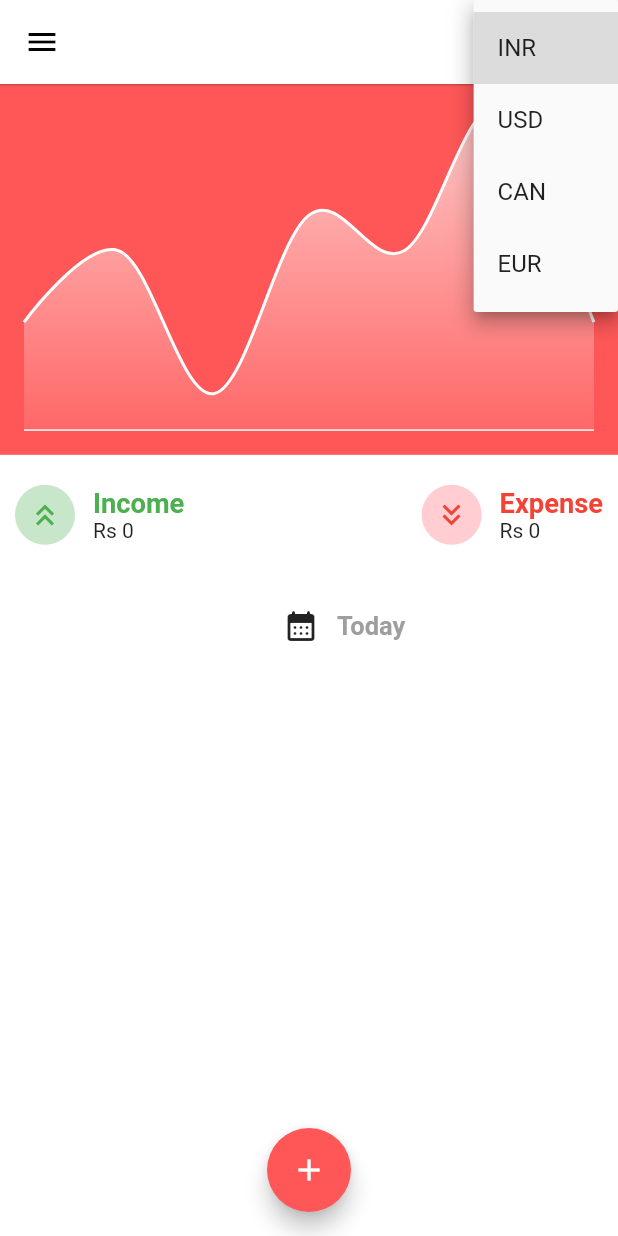
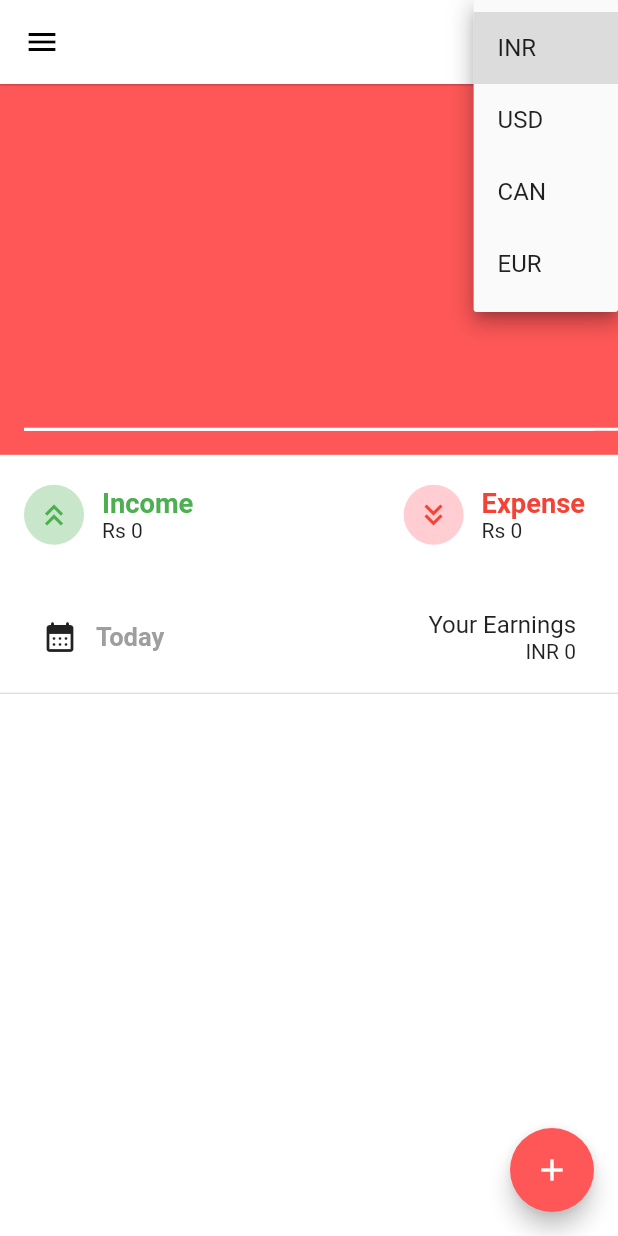
Before and after one commit to naikshrey2308/Personal-Expense-Tracker, a Flutter app: the HomePage screen opened by its route, after a tap on "INR", on a phone screen of 412 x 824 dp. Run offline on Flutter 3.47's test engine with Material 2 defaults, Android fonts, the phone set to English and light mode, and no system bars; drawn by our look-alikes of fl_chart; our stand-ins replace cloud_firestore, firebase_auth, firebase_core, firebase_storage, image_picker; accounts and stored records are empty; network calls fail; project files that could hold a hidden picture were left out.

Commit message:
Dynamic Graphs

```diff
--- a/lib/controllers/expenseController.dart
+++ b/lib/controllers/expenseController.dart
@@ -56,13 +56,12 @@ Future<Object?> getExpense(String email, String currDate) async {
   return null;
 }
 
-Future<Object?> customExpense(
-    String email, String currDate, String currTime) async {
+Future<Object?> WeeklyExpensePlotter(String email, String currDate) async {
   try {
     final user = FirebaseAuth.instance.currentUser;
     if (user == null) return null;
 
-    DateTime today = DateTime.parse(currDate);
+    DateTime today = DateFormat("dd/MM/yyyy").parse(currDate);
     DateTime aWeekBefore = today.subtract(const Duration(days: 7));
     print("Today : " + "$today");
     print("A week before : " + "$aWeekBefore");
@@ -75,16 +74,14 @@ Future<Object?> customExpense(
           isEqualTo: user.email,
         )
         .where("currDate",
-            isLessThanOrEqualTo: DateFormat("dd/MM/yyyy").format(today))
-        .where("currDate",
-            isGreaterThanOrEqualTo:
-                DateFormat("dd/MM/yyyy").format(aWeekBefore))
-        .orderBy("currTime", descending: true)
+          isLessThanOrEqualTo: DateFormat("dd/MM/yyyy").format(today),
+          isGreaterThanOrEqualTo: DateFormat("dd/MM/yyyy").format(aWeekBefore),
+        )
+        // .orderBy("currTime", descending: true)
         .get();
 
-    return fetchedExpenses.docs
-        .map((e) => {"id": e.id, ...e.data() as Map})
-        .toList();
+    return fetchedExpenses.docs.map((e) => e.data() as Map).toList();
+
   } on FirebaseException catch (err) {
     print("${err.code}: ${err.message}");
   } on Exception catch (err) {
--- a/lib/main.dart
+++ b/lib/main.dart
@@ -1,5 +1,6 @@
 import 'package:firebase_auth/firebase_auth.dart';
 import "package:flutter/material.dart";
+import 'package:personal_expense_tracker/controllers/expenseController.dart';
 import 'package:personal_expense_tracker/pages/addExpense/addExpensePage.dart';
 import 'package:personal_expense_tracker/pages/intro.dart';
 import 'package:personal_expense_tracker/pages/home_page.dart';
--- a/lib/pages/home_page.dart
+++ b/lib/pages/home_page.dart
@@ -21,6 +21,8 @@ class _HomePageState extends State<HomePage> {
 
   num totalIncome = 0;
   num totalExpense = 0;
+
+  List<double> plotters = [0.0, 0.0, 0.0, 0.0, 0.0, 0.0, 0.0, 0.0];
 
   Map<String, dynamic> categories = {
     "Other": (Icons.attach_money_rounded),
@@ -56,6 +58,21 @@ class _HomePageState extends State<HomePage> {
       } else {
         totalExpense += num.parse(expenses[index]["transactionAmount"]);
       }
+    }
+
+    // Graph initializer
+    var exps = await WeeklyExpensePlotter(user!.email, "${_dateTime.day}/${_dateTime.month}/${_dateTime.year}") as List;
+
+    plotters = [0.0, 0.0, 0.0, 0.0, 0.0, 0.0, 0.0, 0.0];
+
+    for(int i=0; i < exps.length; i++) {
+      var format = DateFormat("dd/MM/yyyy");
+      var date1 = format.parse("${_dateTime.day}/${_dateTime.month}/${_dateTime.year}");
+      var date2 = format.parse(exps[i]["currDate"]);
+      int x = date1.difference(date2).inDays.abs();
+
+      plotters[7 - x - 1] += ((exps[i]["transactionType"] == "Income") ? int.parse(exps[i]["transactionAmount"]) : -1 * int.parse(exps[i]["transactionAmount"]));
+
     }
   }
 
@@ -117,11 +134,10 @@ class _HomePageState extends State<HomePage> {
                                 ),
                                 maxX: 7,
                                 minX: 1,
-                            minY: 0,
                                 titlesData: FlTitlesData(
                                   show: false,
                                 ),
-                            borderData:  FlBorderData(
+                                borderData: FlBorderData(
                                     show: true,
                                     border: Border(
                                       left: BorderSide.none,
@@ -130,18 +146,18 @@ class _HomePageState extends State<HomePage> {
                                       ),
                                       top: BorderSide.none,
                                       right: BorderSide.none,
-                              )
-                            ),
+                                    )),
                                 lineBarsData: [
                                   LineChartBarData(
                                     spots: [
-                                  FlSpot(1, 3),
-                                  FlSpot(2, 5),
-                                  FlSpot(3, 1),
-                                  FlSpot(4, 6),
-                                  FlSpot(5, 5),
-                                  FlSpot(6, 9),
-                                  FlSpot(7, 3),
+                                      FlSpot(1, plotters[0]),
+                                      FlSpot(2, plotters[1]),
+                                      FlSpot(3, plotters[2]),
+                                      FlSpot(4, plotters[3]),
+                                      FlSpot(5, plotters[4]),
+                                      FlSpot(6, plotters[5]),
+                                      FlSpot(7, plotters[6]),
+                                      FlSpot(8, plotters[7]),
                                     ],
                                     belowBarData: BarAreaData(
                                         show: true,
@@ -151,19 +167,15 @@ class _HomePageState extends State<HomePage> {
                                             colors: [
                                               Colors.white70,
                                               Colors.white10,
-                                    ]
-                                  )
-                                ),
+                                            ])),
                                     color: Colors.white,
                                     dotData: FlDotData(
                                       show: false,
                                     ),
                                     isCurved: true,
                                   )
-                            ]
-                          ),
-                        )
-                      ),
+                                ]),
+                          )),
                       // Container(
                       //   height: globals.deviceHeight(context) * 0.28,
                       //   alignment: Alignment.center,
@@ -195,7 +207,7 @@ class _HomePageState extends State<HomePage> {
                       mainAxisAlignment: MainAxisAlignment.spaceBetween,
                       children: [
                         Padding(
-                          padding: const EdgeInsets.fromLTRB(10, 0, 0, 0),
+                          padding: const EdgeInsets.fromLTRB(16, 0, 16, 0),
                           child: Row(
                             // mainAxisAlignment: MainAxisAlignment.end,
                             children: [
@@ -207,7 +219,7 @@ class _HomePageState extends State<HomePage> {
                                 ),
                               ),
                               Container(
-                                padding: EdgeInsets.fromLTRB(12, 0, 0, 0),
+                                padding: EdgeInsets.fromLTRB(12, 0, 12, 0),
                                 child: Column(
                                   crossAxisAlignment: CrossAxisAlignment.start,
                                   children: [
@@ -242,7 +254,7 @@ class _HomePageState extends State<HomePage> {
                                 ),
                               ),
                               Padding(
-                                padding: const EdgeInsets.fromLTRB(12, 0, 0, 0),
+                                padding: const EdgeInsets.fromLTRB(12, 0, 12, 0),
                                 child: Container(
                                   child: Column(
                                     crossAxisAlignment:
@@ -270,12 +282,11 @@ class _HomePageState extends State<HomePage> {
                       ],
                     ),
                     Container(
-                        padding: EdgeInsets.fromLTRB(15, 30, 0, 0),
+                        padding: EdgeInsets.fromLTRB(16, 32, 16, 0),
                         child: Row(
-                          mainAxisAlignment: MainAxisAlignment.spaceEvenly,
+                          mainAxisAlignment: MainAxisAlignment.spaceBetween,
                           children: [
                             Container(
-                              padding: EdgeInsets.fromLTRB(20, 0, 0, 0),
                               child: Row(children: [
                                 IconButton(
                                   onPressed: _showDatePicker,
@@ -292,8 +303,30 @@ class _HomePageState extends State<HomePage> {
                                 ),
                               ]),
                             ),
+                            Container(
+                              padding: EdgeInsets.all(12),
+                              decoration: BoxDecoration(
+                                // color: Colors.black12,
+                                borderRadius: BorderRadius.circular(15),
+                              ),
+                              child: Column(
+                                crossAxisAlignment: CrossAxisAlignment.end,
+                                children: [
+                                  Text(
+                                    "Your ${(totalExpense > totalIncome) ? "Spendings" : "Earnings"}",
+                                    style: TextStyle(
+                                      fontSize: 16,
+                                    ),
+                                  ),
+                                  Text("${selectedCurrency} ${(totalExpense - totalIncome).abs()}")
+                                ],
+                              ),
+                            ),
                           ],
                         )),
+                        Divider(
+                          thickness: 1,
+                        ),
                     Container(
                       color: Colors.white,
                       height: 500,
@@ -321,7 +354,8 @@ class _HomePageState extends State<HomePage> {
                                     leading: CircleAvatar(
                                         backgroundColor: Colors.white,
                                         child: Icon(
-                                          categories[expenses[index]["category"]],
+                                          categories[expenses[index]
+                                              ["category"]],
                                           color: (expenses[index]
                                                       ["transactionType"] ==
                                                   "Income")
@@ -367,7 +401,8 @@ class _HomePageState extends State<HomePage> {
                                         ),
                                         GestureDetector(
                                           onTap: () async {
-                                            await deleteExpense(expenses[index]["id"]);
+                                            await deleteExpense(
+                                                expenses[index]["id"]);
                                             setState(() {
                                               getCurrentUser();
                                             });
@@ -395,11 +430,10 @@ class _HomePageState extends State<HomePage> {
               onPressed: () {
                 Navigator.of(context).pushNamed("/addExpense");
               },
-              backgroundColor: globals.primary,
+
               child: Icon(Icons.add),
             ),
-            floatingActionButtonLocation:
-                FloatingActionButtonLocation.centerFloat,
+            floatingActionButtonLocation: FloatingActionButtonLocation.endFloat,
           );
         } else {
           return Scaffold(
```
Lines whose indentation alone changed are shown as unchanged.
